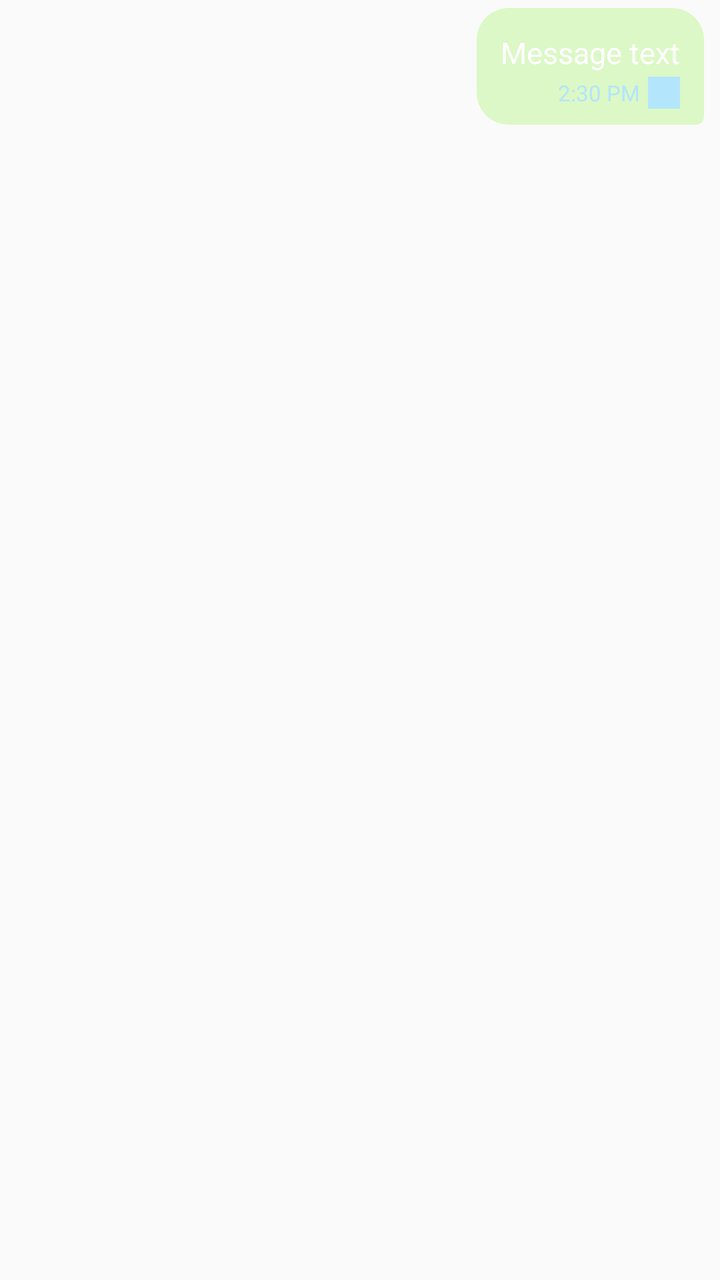
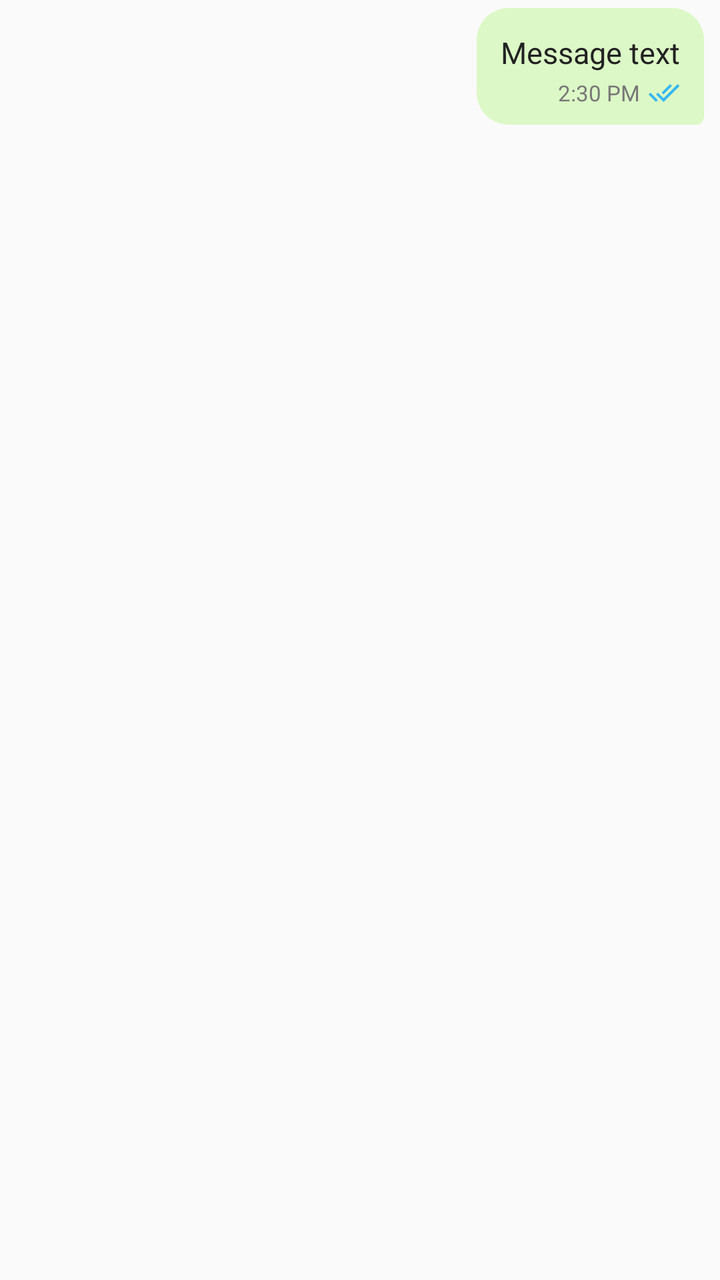

Compare the two renders of this Android layout. The source of the first and the diff that turns it into the second are given below.
<!-- AndroidManifest.xml: application theme Theme.GiveEase -->
<!-- res/layout/item_message_sent.xml -->
<?xml version="1.0" encoding="utf-8"?>
<androidx.constraintlayout.widget.ConstraintLayout
    xmlns:android="http://schemas.android.com/apk/res/android"
    xmlns:app="http://schemas.android.com/apk/res-auto"
    android:layout_width="match_parent"
    android:layout_height="wrap_content"
    android:paddingHorizontal="8dp"
    android:paddingVertical="4dp">

    <androidx.constraintlayout.widget.ConstraintLayout
        android:id="@+id/messageBubble"
        android:layout_width="wrap_content"
        android:layout_height="wrap_content"
        android:layout_marginStart="60dp"
        android:background="@drawable/bg_message_sent"
        android:paddingStart="12dp"
        android:paddingTop="8dp"
        android:paddingEnd="12dp"
        android:paddingBottom="8dp"
        app:layout_constraintEnd_toEndOf="parent"
        app:layout_constraintTop_toTopOf="parent">

        <com.google.android.material.imageview.ShapeableImageView
            android:id="@+id/imgMessage"
            android:layout_width="200dp"
            android:layout_height="200dp"
            android:scaleType="centerCrop"
            android:visibility="gone"
            app:layout_constraintEnd_toEndOf="parent"
            app:layout_constraintStart_toStartOf="parent"
            app:layout_constraintTop_toTopOf="parent"
            app:shapeAppearanceOverlay="@style/RoundedImageView" />

        <TextView
            android:id="@+id/tvMessage"
            android:layout_width="wrap_content"
            android:layout_height="wrap_content"
            android:layout_marginTop="4dp"
            android:maxWidth="260dp"
            android:text="Message text"
            android:textColor="@android:color/white"
            android:textSize="15sp"
            app:layout_constraintStart_toStartOf="parent"
            app:layout_constraintTop_toBottomOf="@id/imgMessage" />

        <LinearLayout
            android:layout_width="wrap_content"
            android:layout_height="wrap_content"
            android:layout_marginStart="8dp"
            android:layout_marginTop="2dp"
            android:gravity="center_vertical"
            android:orientation="horizontal"
            app:layout_constraintEnd_toEndOf="parent"
            app:layout_constraintTop_toBottomOf="@id/tvMessage">

            <TextView
                android:id="@+id/tvTime"
                android:layout_width="wrap_content"
                android:layout_height="wrap_content"
                android:text="2:30 PM"
                android:textColor="#B3E5FC"
                android:textSize="11sp" />

            <ImageView
                android:id="@+id/imgStatus"
                android:layout_width="16dp"
                android:layout_height="16dp"
                android:layout_marginStart="4dp"
                android:src="@drawable/ic_check_double"
                app:tint="#B3E5FC" />
        </LinearLayout>

    </androidx.constraintlayout.widget.ConstraintLayout>

</androidx.constraintlayout.widget.ConstraintLayout>
<!-- resources referenced by this layout -->
<resources>
  <!-- drawable bg_message_sent (drawable) -->
  <?xml version="1.0" encoding="utf-8"?>
  <shape xmlns:android="http://schemas.android.com/apk/res/android">
      <solid android:color="#DCF8C6"/>
      <corners
          android:topLeftRadius="16dp"
          android:topRightRadius="16dp"
          android:bottomLeftRadius="16dp"
          android:bottomRightRadius="4dp"/>
  </shape>
  <!-- drawable ic_check_double (drawable) -->
  <vector xmlns:android="http://schemas.android.com/apk/res/android" android:width="24dp" android:height="24dp" android:viewportWidth="24.0" android:viewportHeight="24.0"><path android:fillColor="#000000" android:pathData="M0,0 h24 v24 h-24 z"/></vector>
  <style name="RoundedImageView">
          <item name="cornerFamily">rounded</item>
          <item name="cornerSize">8dp</item>
      </style>
  <style name="Theme.GiveEase" parent="Theme.Material3.Light.NoActionBar">
          
          <item name="colorPrimary">@color/primary_blue</item>
          <item name="colorOnPrimary">@color/white</item>
          <item name="colorSecondary">@color/teal_200</item>
          <item name="colorOnSecondary">@color/black</item>
  
          
          <item name="android:windowBackground">@color/background</item>
          <item name="colorSurface">@color/surface</item>
          <item name="colorOnSurface">@color/onSurface</item>
          <item name="colorOnBackground">@color/onBackground</item>
  
          
          <item name="android:statusBarColor" tools:targetApi="l">?attr/colorPrimary</item>
  
      </style>
  <color name="primary_blue">#1976D2</color>
  <color name="white">#FFFFFFFF</color>
  <color name="teal_200">#FF03DAC5</color>
  <color name="black">#FF000000</color>
  <color name="background">#FAFAFA</color>
  <color name="surface">#FFFFFF</color>
  <color name="onSurface">#212121</color>
  <color name="onBackground">#212121</color>
</resources>

<!-- the commit's change to res/layout/item_message_sent.xml (unified diff, before → after) -->
@@ -38,7 +38,7 @@
             android:layout_marginTop="4dp"
             android:maxWidth="260dp"
             android:text="Message text"
-            android:textColor="@android:color/white"
+            android:textColor="#222222"
             android:textSize="15sp"
             app:layout_constraintStart_toStartOf="parent"
             app:layout_constraintTop_toBottomOf="@id/imgMessage" />
@@ -58,7 +58,7 @@
                 android:layout_width="wrap_content"
                 android:layout_height="wrap_content"
                 android:text="2:30 PM"
-                android:textColor="#B3E5FC"
+                android:textColor="#777777"
                 android:textSize="11sp" />
 
             <ImageView
@@ -67,7 +67,7 @@
                 android:layout_height="16dp"
                 android:layout_marginStart="4dp"
                 android:src="@drawable/ic_check_double"
-                app:tint="#B3E5FC" />
+                app:tint="#34B7F1" />
         </LinearLayout>
 
     </androidx.constraintlayout.widget.ConstraintLayout>
<!-- resource entries referenced after the edit -->
@@ -11,7 +11,9 @@
           android:bottomRightRadius="4dp"/>
   </shape>
   <!-- drawable ic_check_double (drawable) -->
-  <vector xmlns:android="http://schemas.android.com/apk/res/android" android:width="24dp" android:height="24dp" android:viewportWidth="24.0" android:viewportHeight="24.0"><path android:fillColor="#000000" android:pathData="M0,0 h24 v24 h-24 z"/></vector>
+  <vector xmlns:android="http://schemas.android.com/apk/res/android" android:width="24dp" android:height="24dp" android:viewportWidth="24.0" android:viewportHeight="24.0">
+      <path android:fillColor="#000000" android:pathData="M18,7l-1.41-1.41-6.34,6.34 1.41,1.41L18,7zM22.24,5.59L11.66,16.17 7.48,12l-1.41,1.41L11.66,19l12-12-1.42-1.41zM0.41,13.41L6,19l1.41-1.41L1.83,12 0.41,13.41z"/>
+  </vector>
   <style name="RoundedImageView">
           <item name="cornerFamily">rounded</item>
           <item name="cornerSize">8dp</item>
